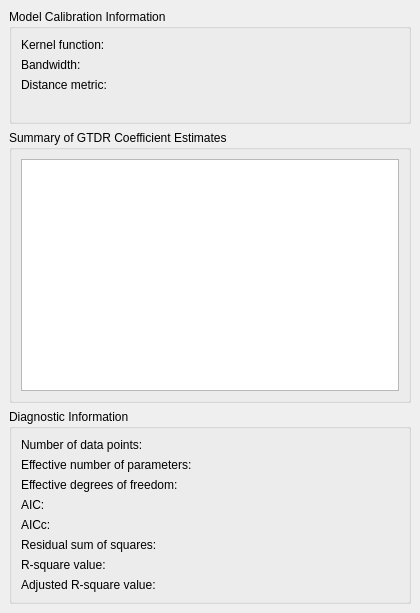
This is src/PropertyPanelTabs/gwmpropertygtdrtab.ui in GWmodel-Lab/GWmodelS as Qt 5 draws it before an edit. The edited form follows.
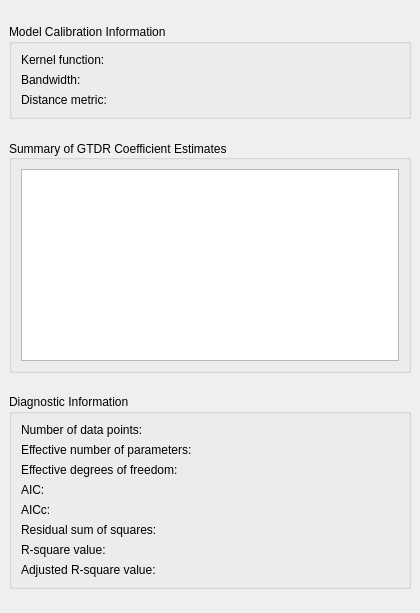
This is the edited form.

```diff
--- a/src/PropertyPanelTabs/gwmpropertygtdrtab.ui
+++ b/src/PropertyPanelTabs/gwmpropertygtdrtab.ui
@@ -10,6 +10,12 @@
     <height>613</height>
    </rect>
   </property>
+  <property name="sizePolicy">
+   <sizepolicy hsizetype="Preferred" vsizetype="Preferred">
+    <horstretch>0</horstretch>
+    <verstretch>0</verstretch>
+   </sizepolicy>
+  </property>
   <property name="windowTitle">
    <string>Form</string>
   </property>
@@ -100,7 +106,7 @@
             </property>
            </widget>
           </item>
-          <item row="3" column="1">
+          <item row="2" column="1">
            <widget class="QLabel" name="lblDistanceMetric">
             <property name="text">
              <string/>
@@ -113,7 +119,7 @@
        <item>
         <widget class="QGroupBox" name="groupBox_2">
          <property name="sizePolicy">
-          <sizepolicy hsizetype="Preferred" vsizetype="Preferred">
+          <sizepolicy hsizetype="Preferred" vsizetype="Fixed">
            <horstretch>0</horstretch>
            <verstretch>0</verstretch>
           </sizepolicy>
@@ -121,6 +127,9 @@
          <property name="title">
           <string>Summary of GTDR Coefficient Estimates</string>
          </property>
+         <property name="alignment">
+          <set>Qt::AlignLeading|Qt::AlignLeft|Qt::AlignVCenter</set>
+         </property>
          <layout class="QGridLayout" name="gridLayout_2">
           <property name="leftMargin">
            <number>9</number>
@@ -136,6 +145,12 @@
           </property>
           <item row="0" column="0">
            <widget class="QTableWidget" name="tbwCoefficient">
+            <property name="sizePolicy">
+             <sizepolicy hsizetype="Expanding" vsizetype="Expanding">
+              <horstretch>0</horstretch>
+              <verstretch>0</verstretch>
+             </sizepolicy>
+            </property>
             <property name="minimumSize">
              <size>
               <width>0</width>
```
